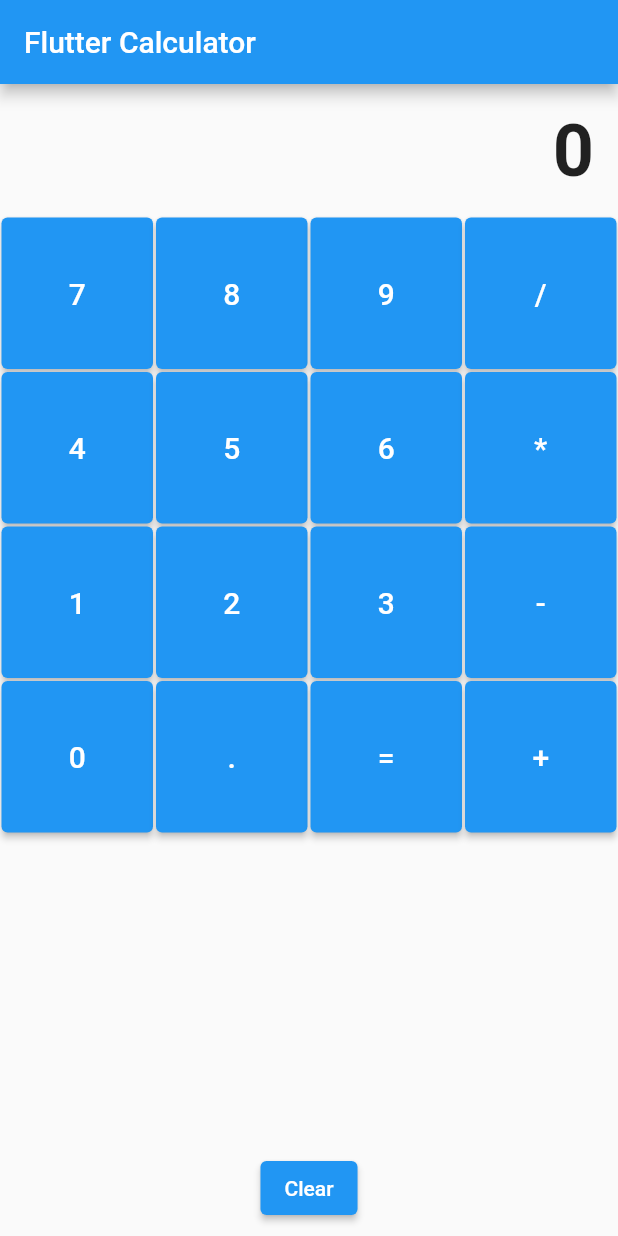
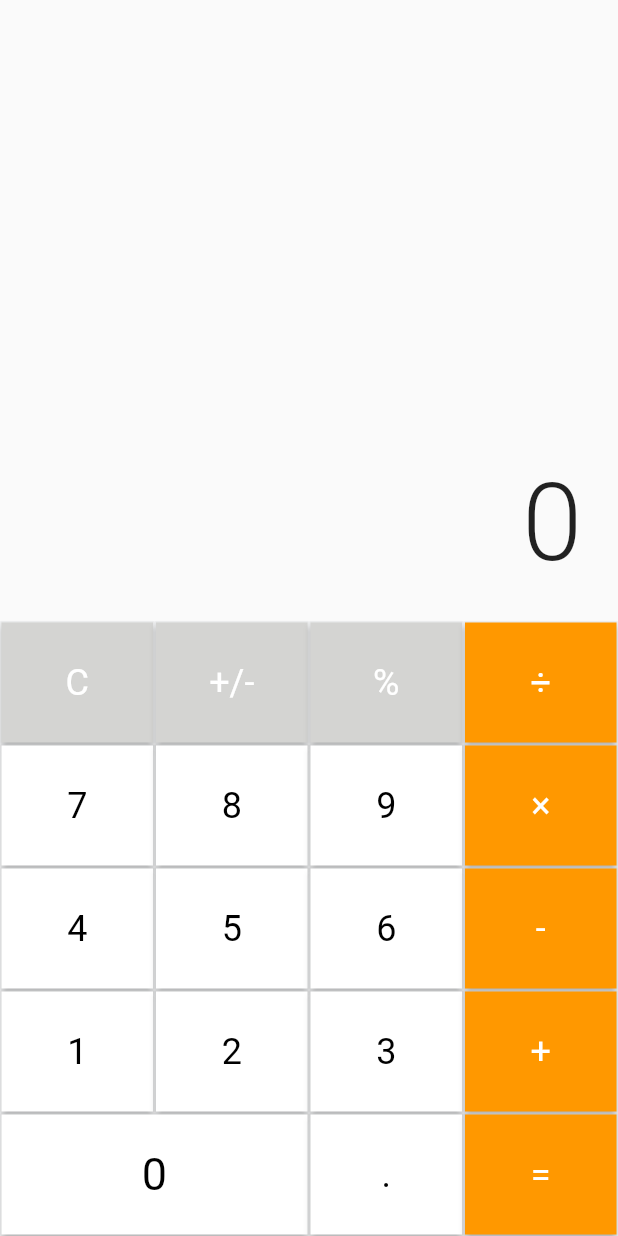
Before and after one commit to ra83205/simple-flutter-calculator, a Flutter app: the screen it shows after launch, on a phone screen of 412 x 824 dp. Run offline on Flutter 3.47's test engine with Material 2 defaults, Android fonts, the phone set to English and light mode, and no system bars; our stand-ins replace bloc, flutter_bloc.

Commit message:
Redesigned calculator UI to match iOS style

```diff
--- a/lib/calculator_page.dart
+++ b/lib/calculator_page.dart
@@ -10,75 +10,98 @@ class CalculatorPage extends StatelessWidget {
   @override
   Widget build(BuildContext context) {
     return Scaffold(
-      appBar: AppBar(
-        title: const Text('Flutter Calculator'),
-      ),
-      body: Column(
+      body: SafeArea(
+        child: Column(
           children: [
-          BlocBuilder<CalculatorBloc, CalculatorState>(
+            Expanded(
+              child: BlocBuilder<CalculatorBloc, CalculatorState>(
                 builder: (context, state) {
                   return Container(
-                padding: const EdgeInsets.all(16),
-                alignment: Alignment.centerRight,
+                    padding: const EdgeInsets.all(24),
+                    alignment: Alignment.bottomRight,
                     child: Text(
                       state.display,
-                  style: const TextStyle(fontSize: 48, fontWeight: FontWeight.bold),
+                      style: const TextStyle(fontSize: 72, fontWeight: FontWeight.w300),
                     ),
                   );
                 },
               ),
-          Expanded(
-            child: GridView.count(
-              crossAxisCount: 4,
+            ),
+            Container(
+              color: const Color(0xFFF1F2F3),
+              child: Column(
                 children: [
-                _buildButton(context, '7'),
-                _buildButton(context, '8'),
-                _buildButton(context, '9'),
-                _buildButton(context, '/'),
-                _buildButton(context, '4'),
-                _buildButton(context, '5'),
-                _buildButton(context, '6'),
-                _buildButton(context, '*'),
-                _buildButton(context, '1'),
-                _buildButton(context, '2'),
-                _buildButton(context, '3'),
-                _buildButton(context, '-'),
-                _buildButton(context, '0'),
-                _buildButton(context, '.'),
-                _buildButton(context, '='),
-                _buildButton(context, '+'),
+                  _buildButtonRow(context, ['C', '+/-', '%', '÷']),
+                  _buildButtonRow(context, ['7', '8', '9', '×']),
+                  _buildButtonRow(context, ['4', '5', '6', '-']),
+                  _buildButtonRow(context, ['1', '2', '3', '+']),
+                  _buildButtonRow(context, ['0', '.', '=']),
                 ],
-            ),
-          ),
-          Padding(
-            padding: const EdgeInsets.all(8.0),
-            child: ElevatedButton(
-              onPressed: () => context.read<CalculatorBloc>().add(Clear()),
-              child: const Text('Clear'),
               ),
             ),
           ],
         ),
+      ),
+    );
+  }
+
+  Widget _buildButtonRow(BuildContext context, List<String> buttons) {
+    return Row(
+      children: buttons.map((button) => _buildButton(context, button)).toList(),
     );
   }
 
   Widget _buildButton(BuildContext context, String label) {
-    return Padding(
-      padding: const EdgeInsets.all(1.0),
-      child: SizedBox.square(
-        dimension: 50,
+    final isWide = label == '0';
+    final isOperator = '÷×-+='.contains(label);
+    final isFunction = 'C+/-%'.contains(label);
+
+    return Expanded(
+      flex: isWide ? 2 : 1,
+      child: Container(
+        height: 80,
+        margin: const EdgeInsets.all(1),
         child: ElevatedButton(
+          style: ElevatedButton.styleFrom(
+            backgroundColor: isOperator ? Colors.orange : (isFunction ? const Color(0xFFD4D4D2) : Colors.white),
+            foregroundColor: isOperator || isFunction ? Colors.white : Colors.black,
+            shape: const RoundedRectangleBorder(
+              borderRadius: BorderRadius.zero,
+            ),
+          ),
           onPressed: () {
             final bloc = context.read<CalculatorBloc>();
-            if (label == '=') {
+            switch (label) {
+              case 'C':
+                bloc.add(Clear());
+                break;
+              case '+/-':
+                // Implement sign change
+                break;
+              case '%':
+                // Implement percentage
+                break;
+              case '÷':
+                bloc.add(AddOperator('/'));
+                break;
+              case '×':
+                bloc.add(AddOperator('*'));
+                break;
+              case '=':
                 bloc.add(Calculate());
-            } else if ('+-*/'.contains(label)) {
+                break;
+              default:
+                if ('+-'.contains(label)) {
                   bloc.add(AddOperator(label));
                 } else {
                   bloc.add(AddNumber(label));
                 }
+            }
           },
-          child: Text(label, style: const TextStyle(fontSize: 20)),
+          child: Text(
+            label,
+            style: TextStyle(fontSize: isWide ? 30 : 24, fontWeight: FontWeight.w400),
+          ),
         ),
       ),
     );
```
Lines whose indentation alone changed are shown as unchanged.
